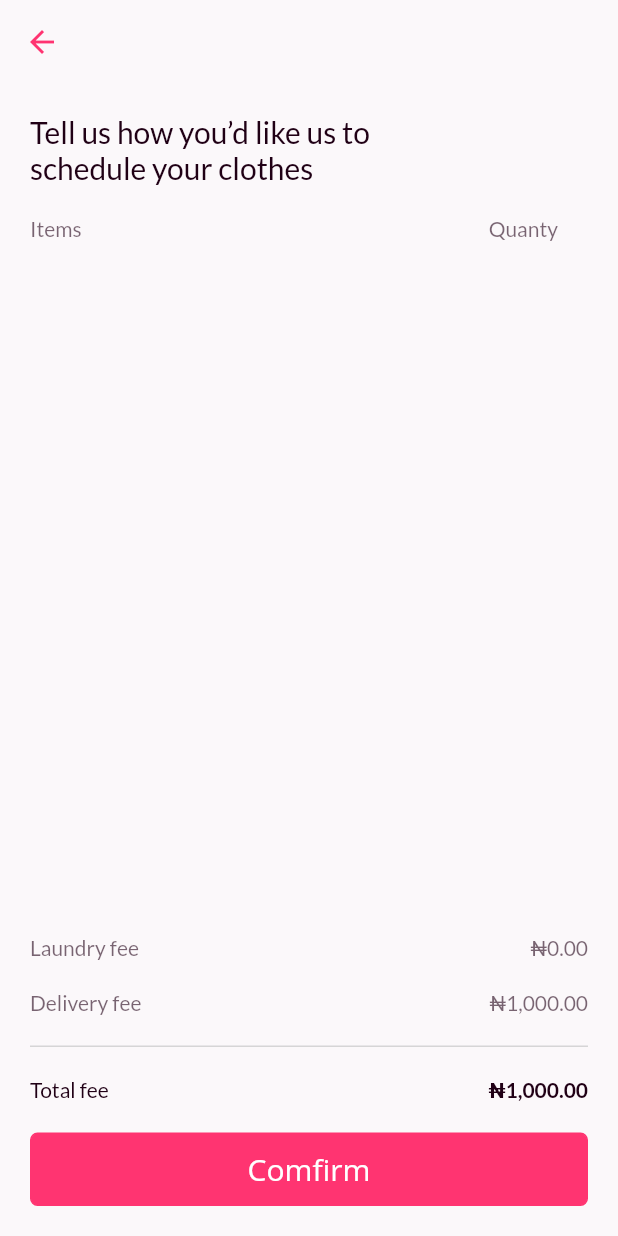
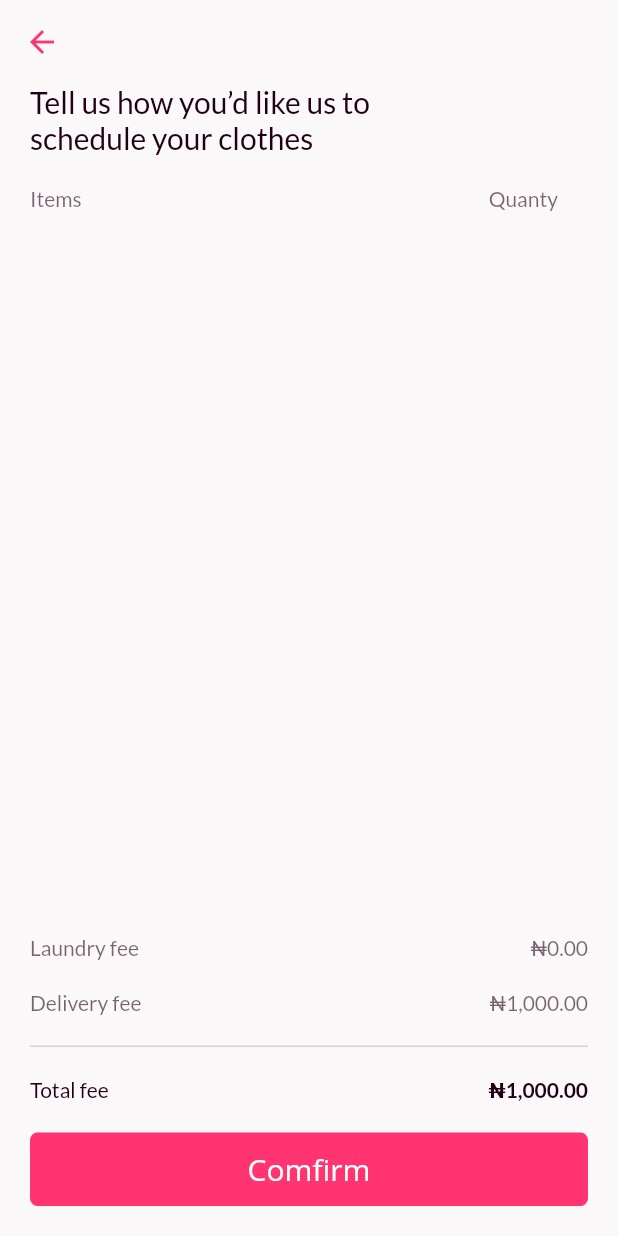
Before and after one commit to cyuket/little_drop, a Flutter app: the ConfirmOrder screen opened directly, on a phone screen of 412 x 824 dp. Run offline on Flutter 3.47's test engine with Material 2 defaults, Android fonts, the phone set to English and light mode, and no system bars; our stand-ins replace cloud_firestore, firebase_auth, flutter_multi_formatter, flutter_svg, get_it, google_fonts and 3 more; missing offline and left inert: flutter_google_places, geocoder, google_maps_webservice, grouped_buttons; accounts and stored records are empty; Roboto replaces fonts that are missing (Open Sans).

Commit message:
Minor Fix

```diff
--- a/lib/ui/views/confirm_order.dart
+++ b/lib/ui/views/confirm_order.dart
@@ -22,7 +22,7 @@ class ConfirmOrder extends StatelessWidget {
           double amount = 0;
           double delivery = 1000;
           for (var item in data.selectedItems) {
-            amount = amount + 200;
+            amount = amount + item.totalPrice;
           }
           double total = amount + delivery;
           return Scaffold(
@@ -42,7 +42,6 @@ class ConfirmOrder extends StatelessWidget {
               child: Column(
                 crossAxisAlignment: CrossAxisAlignment.start,
                 children: <Widget>[
-                  verticalSpace(20),
                   Container(
                     padding: const EdgeInsets.symmetric(horizontal: 20.0),
                     width: screenWidth(context) - 70,
--- a/lib/ui/widgets/selected_item.dart
+++ b/lib/ui/widgets/selected_item.dart
@@ -36,7 +36,7 @@ class SelectedItem extends StatelessWidget {
                     ),
                   ),
                   Text(
-                    "{${NumberFormat.currency(locale: "en_US", symbol: "₦").format(item.pricePerItem)} per ${item.title}",
+                    "${NumberFormat.currency(locale: "en_US", symbol: "₦").format(item.pricePerItem)} per ${item.title}",
                     style: GoogleFonts.lato(
                       color: AppColors().textColor.withOpacity(0.6),
                       fontSize: 12,
```
